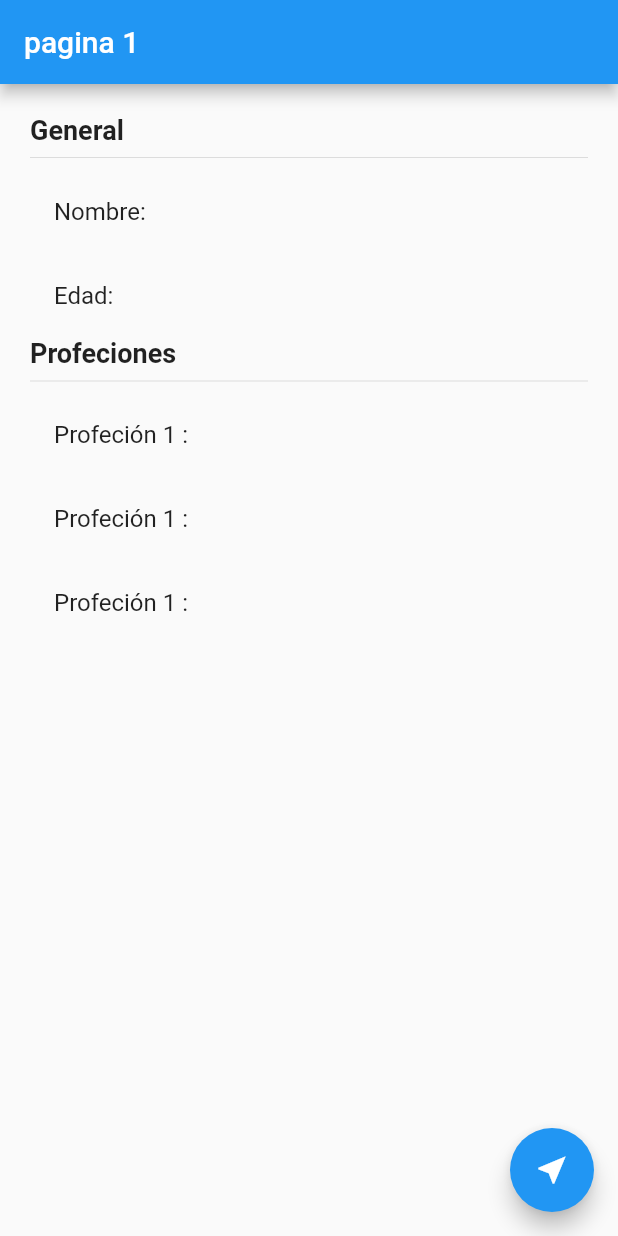
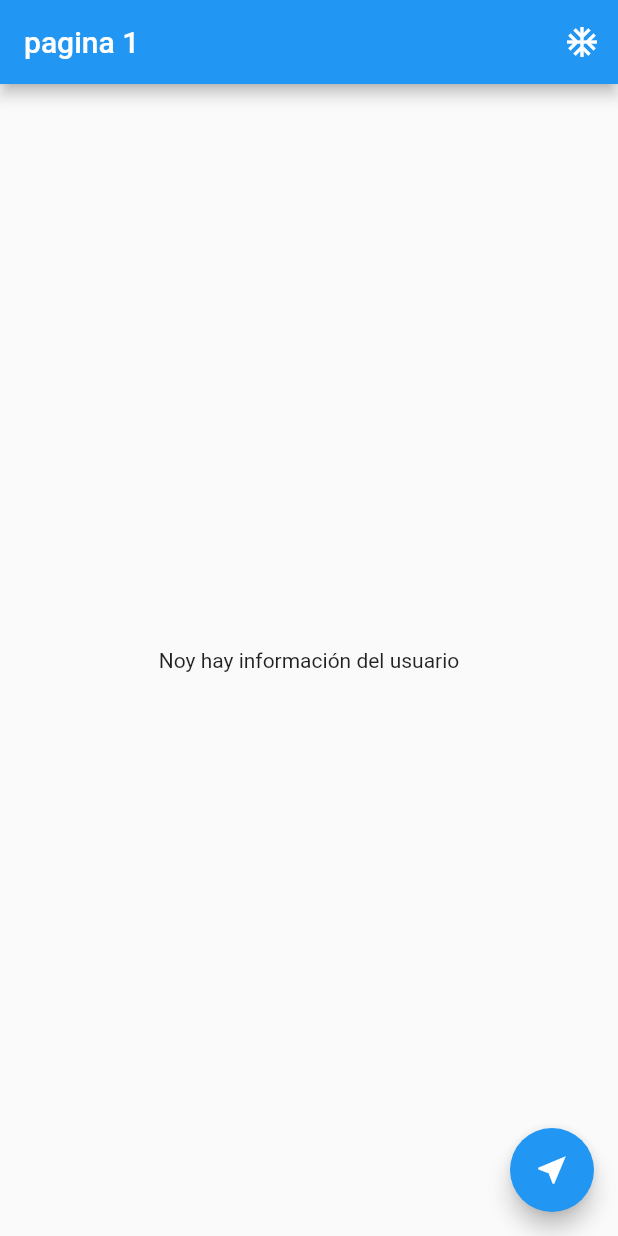
Before and after one commit to carlinsk8/flutter-state, a Flutter app: the screen it shows after launch, on a phone screen of 412 x 824 dp. Run offline on Flutter 3.47's test engine with Material 2 defaults, Android fonts, the phone set to English and light mode, and no system bars; our stand-ins replace flutter_bloc.

Commit message:
Cubit terminado

```diff
--- /dev/null
+++ b/lib/bloc/usuario/usuario_cubit.dart
@@ -0,0 +1,38 @@
+import 'package:meta/meta.dart';
+import 'package:flutter_bloc/flutter_bloc.dart';
+import 'package:estados_app/models/usuario.dart';
+
+part 'usuarios_state.dart';
+
+class UsuarioCubit extends Cubit<UsuarioState> {
+  UsuarioCubit() : super(UsuarioInitial());
+
+  void seleccionarUsuario(Usuario user) {
+    emit(new UsuarioActivo(user));
+  }
+
+  void cambairEdad(int edad) {
+    final currentState = state;
+    if (currentState is UsuarioActivo) {
+      final newUser = currentState.usuario.copyWith(edad: edad);
+      emit(new UsuarioActivo(newUser));
+    }
+  }
+
+  void agregarProfeccion() {
+    final currentState = state;
+    if (currentState is UsuarioActivo) {
+      final newProfeciones = [
+        ...currentState.usuario.profeciones,
+        'Profecion ${currentState.usuario.profeciones.length + 1}'
+      ];
+      final newUser =
+          currentState.usuario.copyWith(profeciones: newProfeciones);
+      emit(new UsuarioActivo(newUser));
+    }
+  }
+
+  void borrarUsuario() {
+    emit(new UsuarioInitial());
+  }
+}
--- /dev/null
+++ b/lib/bloc/usuario/usuarios_state.dart
@@ -0,0 +1,15 @@
+part of 'usuario_cubit.dart';
+
+@immutable
+abstract class UsuarioState {}
+
+class UsuarioInitial extends UsuarioState {
+  final existeUsuario = false;
+}
+
+class UsuarioActivo extends UsuarioState {
+  final existeUsuario = true;
+  final Usuario usuario;
+
+  UsuarioActivo(this.usuario);
+}
--- a/lib/main.dart
+++ b/lib/main.dart
@@ -1,13 +1,19 @@
+import 'package:estados_app/bloc/usuario/usuario_cubit.dart';
+import 'package:flutter/material.dart';
 import 'package:estados_app/pages/pagina1_page.dart';
 import 'package:estados_app/pages/pagina2_page.dart';
-import 'package:flutter/material.dart';
+import 'package:flutter_bloc/flutter_bloc.dart';
 
 void main() => runApp(MyApp());
 
 class MyApp extends StatelessWidget {
   @override
   Widget build(BuildContext context) {
-    return MaterialApp(
+    return MultiBlocProvider(
+      providers: [
+        BlocProvider(create: (_) => new UsuarioCubit()),
+      ],
+      child: MaterialApp(
         debugShowCheckedModeBanner: false,
         title: 'Material App',
         initialRoute: 'pagina1',
@@ -15,6 +21,7 @@ class MyApp extends StatelessWidget {
           'pagina1': (_) => Pagina1Page(),
           'pagina2': (_) => Pagina2Page(),
         },
+      ),
     );
   }
 }
--- a/lib/models/usuario.dart
+++ b/lib/models/usuario.dart
@@ -1,7 +1,18 @@
 class Usuario {
-  String nombre;
-  int edad;
-  List<String> profeciones;
+  final String nombre;
+  final int edad;
+  final List<String> profeciones;
 
   Usuario({this.nombre, this.edad, this.profeciones});
+
+  Usuario copyWith({
+    String nombre,
+    int edad,
+    List<String> profeciones,
+  }) =>
+      Usuario(
+        nombre: nombre ?? this.nombre,
+        edad: edad ?? this.edad,
+        profeciones: profeciones ?? this.profeciones,
+      );
 }
--- a/lib/pages/pagina1_page.dart
+++ b/lib/pages/pagina1_page.dart
@@ -1,4 +1,8 @@
+import 'package:estados_app/models/usuario.dart';
 import 'package:flutter/material.dart';
+import 'package:flutter_bloc/flutter_bloc.dart';
+
+import 'package:estados_app/bloc/usuario/usuario_cubit.dart';
 
 class Pagina1Page extends StatelessWidget {
   @override
@@ -6,8 +10,14 @@ class Pagina1Page extends StatelessWidget {
     return Scaffold(
       appBar: AppBar(
         title: Text('pagina 1'),
+        actions: [
+          IconButton(
+            icon: Icon(Icons.ac_unit),
+            onPressed: () => context.bloc<UsuarioCubit>().borrarUsuario(),
+          )
+        ],
       ),
-      body: InformacionUsuario(),
+      body: BodyScaffold(),
       floatingActionButton: FloatingActionButton(
         child: Icon(Icons.near_me),
         onPressed: () => Navigator.pushNamed(context, 'pagina2'),
@@ -16,7 +26,32 @@ class Pagina1Page extends StatelessWidget {
   }
 }
 
+class BodyScaffold extends StatelessWidget {
+  @override
+  Widget build(BuildContext context) {
+    return BlocBuilder<UsuarioCubit, UsuarioState>(
+      builder: (_, state) {
+        print(state);
+        if (state is UsuarioInitial) {
+          return Center(
+            child: Text('Noy hay información del usuario'),
+          );
+        } else if (state is UsuarioActivo) {
+          return InformacionUsuario(state.usuario);
+        } else {
+          return Center(
+            child: Text('No estado'),
+          );
+        }
+      },
+    );
+  }
+}
+
 class InformacionUsuario extends StatelessWidget {
+  final Usuario usuario;
+
+  const InformacionUsuario(this.usuario);
   @override
   Widget build(BuildContext context) {
     return Container(
@@ -31,16 +66,18 @@ class InformacionUsuario extends StatelessWidget {
             style: TextStyle(fontSize: 18, fontWeight: FontWeight.bold),
           ),
           Divider(),
-          ListTile(title: Text('Nombre: ')),
-          ListTile(title: Text('Edad: ')),
+          ListTile(title: Text('Nombre: ${usuario.nombre}')),
+          ListTile(title: Text('Edad: ${usuario.edad}')),
           Text(
             'Profeciones',
             style: TextStyle(fontSize: 18, fontWeight: FontWeight.bold),
           ),
           Divider(),
-          ListTile(title: Text('Profeción 1 : ')),
-          ListTile(title: Text('Profeción 1 : ')),
-          ListTile(title: Text('Profeción 1 : ')),
+          ...usuario.profeciones
+              .map(
+                (e) => ListTile(title: Text(e)),
+              )
+              .toList()
         ],
       ),
     );
--- a/pubspec.yaml
+++ b/pubspec.yaml
@@ -28,6 +28,7 @@ dependencies:
   # The following adds the Cupertino Icons font to your application.
   # Use with the CupertinoIcons class for iOS style icons.
   cupertino_icons: ^0.1.3
+  flutter_bloc: ^6.0.5
 
 dev_dependencies:
   flutter_test:
```
Also changed, not shown: lib/pages/pagina2_page.dart (+18 -3 lines), pubspec.lock. Lines whose indentation alone changed are shown as unchanged.
